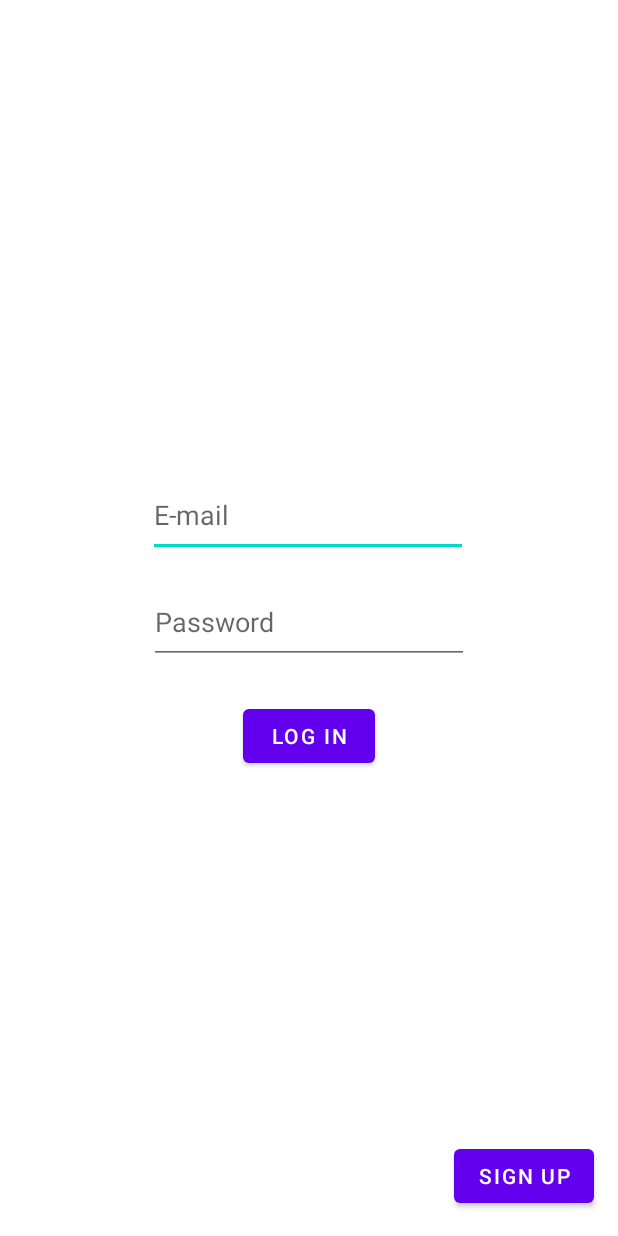
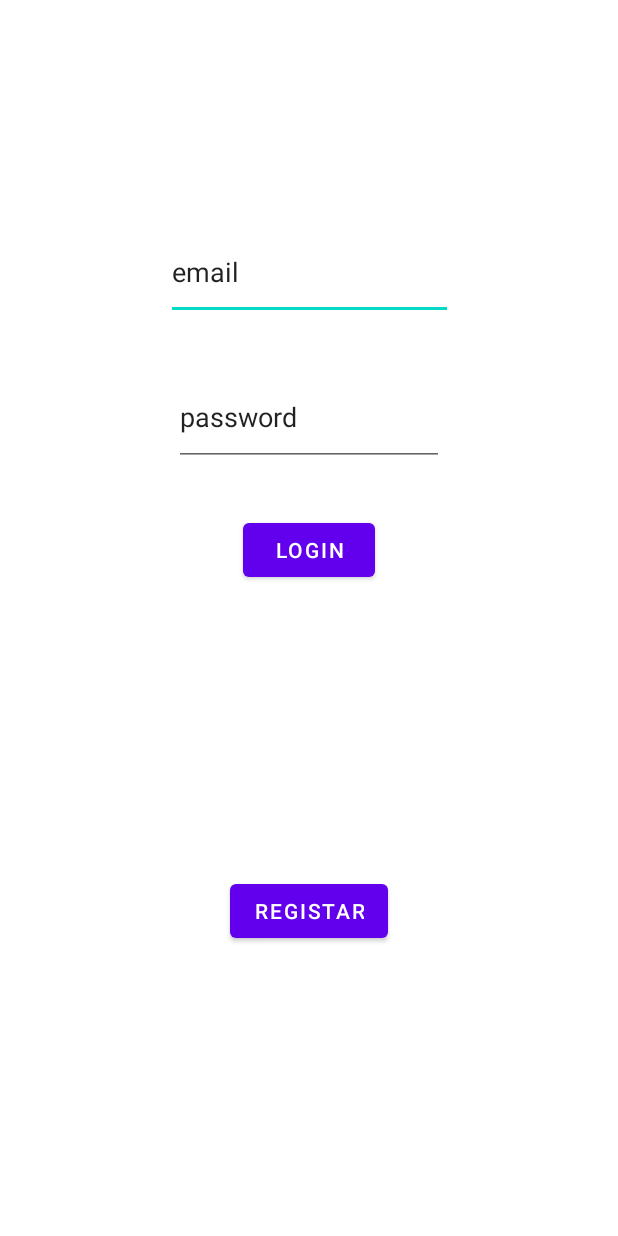
Before and after one commit to ECMiraldo/TownBoard2, an Android app: the layout activity_login.xml on its own in the app's theme, with its tools: preview values and no code run, on a phone screen of 412 x 824 dp. Run offline under Robolectric (Android 15) with nearby library versions, the phone set to English and light mode, and no system bars.

Commit message:
login e registro a funcionar. falta adicionar mensagens com erros e meter coisas bonitas.

```diff
--- a/app/src/main/java/com/example/townboard2/LoginActivity.kt
+++ b/app/src/main/java/com/example/townboard2/LoginActivity.kt
@@ -34,7 +34,8 @@ class LoginActivity : AppCompatActivity() {
 
         buttonSignUp.setOnClickListener{
             val intent = Intent(this, SignUpActivity::class.java)
-
+            finish()
+            startActivity(intent)
 
         }
 
@@ -50,7 +51,7 @@ class LoginActivity : AppCompatActivity() {
         auth.signInWithEmailAndPassword(email, password)
             .addOnCompleteListener(this) {  task ->
                 if(task.isSuccessful) {
-                    val Intent = Intent(this@LoginActivity, MainActivity::class.java)
+                    val intent = Intent(this@LoginActivity, MainActivity::class.java)
                     finish()
                     startActivity(intent)
                 } else {
--- a/app/src/main/java/com/example/townboard2/UserAdapter.kt
+++ b/app/src/main/java/com/example/townboard2/UserAdapter.kt
@@ -6,17 +6,14 @@ import android.view.LayoutInflater
 import android.view.View
 import android.view.ViewGroup
 import android.widget.TextView
-import androidx.recyclerview.widget.RecyclerView
 import androidx.recyclerview.widget.RecyclerView.*
 import com.google.firebase.auth.FirebaseAuth
-import com.google.firebase.auth.ktx.auth
-import com.google.firebase.ktx.Firebase
 
 class UserAdapter(val context : Context, val userList : ArrayList<User>) :
     Adapter<UserAdapter.UserViewHolder>() {
 
     class  UserViewHolder(itemView: View) : ViewHolder(itemView) {
-        val textName = itemView.findViewById<TextView>(R.id.nameTextView)
+        val textName = itemView.findViewById<TextView>(R.id.nameSignUpTextView)
     }
 
     override fun onCreateViewHolder(parent: ViewGroup, viewType: Int): UserViewHolder {
--- a/app/src/main/res/layout/activity_login.xml
+++ b/app/src/main/res/layout/activity_login.xml
@@ -4,30 +4,24 @@
     xmlns:tools="http://schemas.android.com/tools"
     android:layout_width="match_parent"
     android:layout_height="match_parent"
-    tools:context=".LoginActivity">
+    tools:context=".LoginActivity" >
 
     <EditText
         android:id="@+id/emailTextView"
-        android:layout_width="wrap_content"
-        android:layout_height="55dp"
-        android:layout_marginTop="316dp"
-        android:ems="10"
-        android:hint="E-mail"
-        android:inputType="textEmailAddress"
+        android:layout_width="191dp"
+        android:layout_height="63dp"
+        android:layout_marginTop="150dp"
+        android:text="email"
         app:layout_constraintEnd_toEndOf="parent"
-        app:layout_constraintHorizontal_bias="0.497"
         app:layout_constraintStart_toStartOf="parent"
         app:layout_constraintTop_toTopOf="parent" />
 
     <EditText
         android:id="@+id/passwordTextView"
-        android:layout_width="wrap_content"
-        android:layout_height="55dp"
-        android:layout_marginTop="16dp"
-        android:ems="10"
-        android:hint="Password"
-        android:inputType="textPassword"
-        android:visibility="visible"
+        android:layout_width="180dp"
+        android:layout_height="65dp"
+        android:layout_marginTop="32dp"
+        android:text="password"
         app:layout_constraintEnd_toEndOf="parent"
         app:layout_constraintStart_toStartOf="parent"
         app:layout_constraintTop_toBottomOf="@+id/emailTextView" />
@@ -36,8 +30,8 @@
         android:id="@+id/buttonLogIn"
         android:layout_width="wrap_content"
         android:layout_height="wrap_content"
-        android:layout_marginTop="24dp"
-        android:text="Log In"
+        android:layout_marginTop="32dp"
+        android:text="Login"
         app:layout_constraintEnd_toEndOf="parent"
         app:layout_constraintStart_toStartOf="parent"
         app:layout_constraintTop_toBottomOf="@+id/passwordTextView" />
@@ -46,11 +40,9 @@
         android:id="@+id/buttonSignUp"
         android:layout_width="wrap_content"
         android:layout_height="wrap_content"
-        android:layout_marginBottom="16dp"
-        android:text="Sign Up"
+        android:text="Registar"
         app:layout_constraintBottom_toBottomOf="parent"
         app:layout_constraintEnd_toEndOf="parent"
-        app:layout_constraintHorizontal_bias="0.949"
-        app:layout_constraintStart_toStartOf="parent" />
-
+        app:layout_constraintStart_toStartOf="parent"
+        app:layout_constraintTop_toBottomOf="@+id/buttonLogIn" />
 </androidx.constraintlayout.widget.ConstraintLayout>
```
Also changed, not shown: app/src/main/AndroidManifest.xml (+7 -5 lines), app/src/main/java/com/example/townboard2/SignUpActivity.kt (+9 -5 lines), app/src/main/res/layout/activity_sign_up.xml (+26 -5 lines).
